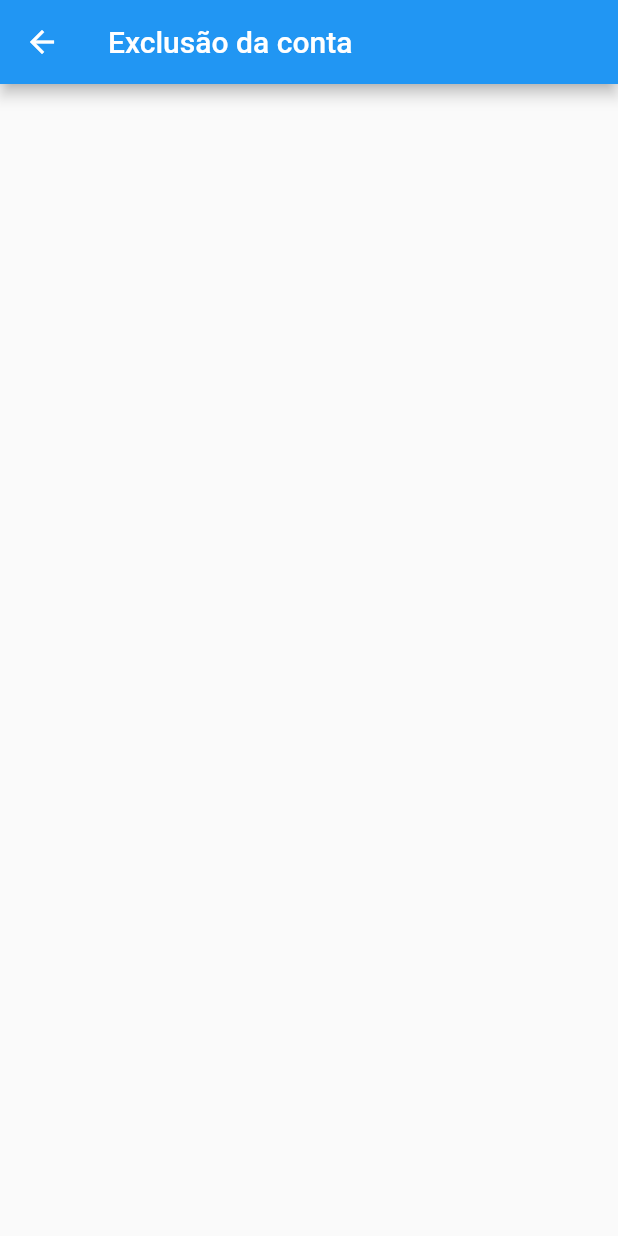
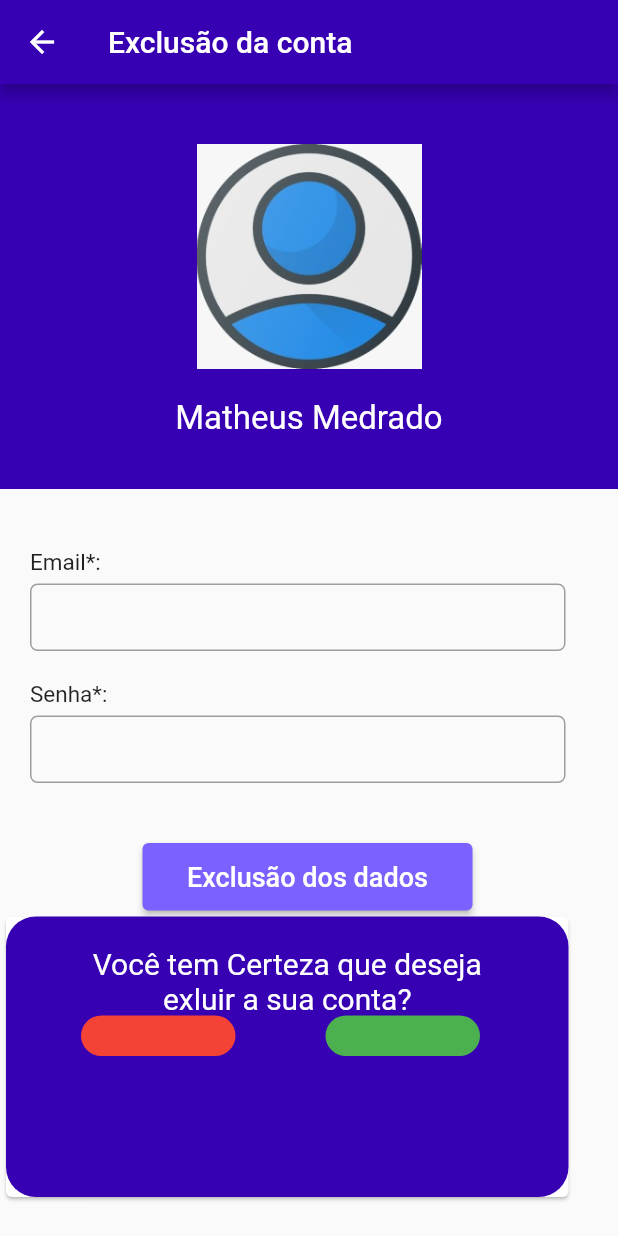
Before and after one commit to MathMedrado/procure_aqui, a Flutter app: the UserProfilePage widget shown alone on an empty page, opened directly, after a tap on "Exclusão da conta", on a phone screen of 412 x 824 dp. Run offline on Flutter 3.47's test engine with Material 2 defaults, Android fonts, the light colour scheme and no system bars; missing offline and left inert: app_bar_with_search_switch.

Commit message:
adicionando opções do usuario

```diff
--- a/frontend/procure_aqui/lib/components/smallPurpleButton.dart
+++ b/frontend/procure_aqui/lib/components/smallPurpleButton.dart
@@ -8,7 +8,7 @@ class smallPurpleButton extends StatelessWidget {
   Widget build(BuildContext context) {
     return Container(
             width: 148,
-            height: 40,
+            height: 50,
             margin: EdgeInsets.only(left: 30, top: 20),
             child:
               ElevatedButton(
--- a/frontend/procure_aqui/lib/pages/UserProfile.dart
+++ b/frontend/procure_aqui/lib/pages/UserProfile.dart
@@ -92,8 +92,12 @@ class UserProfilePage extends StatelessWidget {
                 userInformationInRow(stateInformation, user.getState),
               ],
             ),
-            userInputButton(Color(0xFF7B61FF), 'Atualizar Dados', (){}),
-            userInputButton(Color(0xFFadd8e6), 'Sair da conta', (){}),
+            userInputButton(Color(0xFF7B61FF), 'Atualizar Dados', (){
+                            Navigator.of(context).pushNamed('/UserEditProfile');
+            }),
+            userInputButton(Color(0xFFadd8e6), 'Sair da conta', (){
+              Navigator.of(context).pushNamed('/UserEditProfile');
+            }),
             userInputButton(Color(0xFFE70101), 'Exclusão da conta', (){
               Navigator.of(context).pushNamed('/UserProfileExclusion', arguments:  user);
             }),
--- /dev/null
+++ b/frontend/procure_aqui/lib/pages/UserProfileExclusion.dart
@@ -0,0 +1,182 @@
+import 'package:flutter/material.dart';
+import 'package:procure_aqui/models/user.dart';
+import 'package:procure_aqui/components/userPhoto.dart';
+
+class UserProfileExclusion extends StatefulWidget {
+  const UserProfileExclusion( {required this.user, super.key});
+
+  final User user;
+
+
+  @override
+  State<UserProfileExclusion> createState() => _UserProfileExclusionState();
+}
+
+class _UserProfileExclusionState extends State<UserProfileExclusion> {
+
+  final emailController = TextEditingController();
+  final passwordController = TextEditingController();
+  String? email;
+  String? password;
+
+  _submitExclusion(){
+    email = emailController.text;
+    password = passwordController.text;
+    print(email);
+    print(password);
+  }
+
+  Widget _buildPopUpCard(){
+    return Card(
+      child:  Container(
+        padding: EdgeInsets.all(20),
+        width: 375,
+        height: 187,
+        decoration: BoxDecoration(
+          borderRadius: BorderRadius.all(Radius.circular(20)),
+          color: Color(0xFF3700B3),
+        ),
+        child: Column(
+          children: [
+            Container(
+              width: 260,
+              child: Text(
+                'Você tem Certeza que deseja exluir a sua conta?',
+                textAlign: TextAlign.center,
+                style: TextStyle(
+                  fontSize: 20,
+                  color: Colors.white,
+                ),
+              ),
+            ),
+            Row(
+              children: [
+                Container(
+                  margin: EdgeInsets.only(left: 30),
+                  width: 103,
+                  height: 27,
+                  decoration: BoxDecoration(
+                    borderRadius: BorderRadius.all(Radius.circular(20)),
+                    color: Colors.red,
+                  ),
+                ),
+                Container(
+                  margin: EdgeInsets.only(left: 60),
+                  width: 103,
+                  height: 27,
+                  decoration: BoxDecoration(
+                    borderRadius: BorderRadius.all(Radius.circular(20)),
+                    color: Colors.green
+                  ),
+
+                )
+              ],
+            )
+          ],
+        ),
+      ),
+    );
+  }
+
+  @override
+  Widget build(BuildContext context) {
+    return Scaffold(
+      appBar: AppBar(
+        backgroundColor: Color(0xFF3700B3),
+        title: Text('Exclusão da conta'),
+      ),
+      body: SingleChildScrollView(
+        child: Column(
+          crossAxisAlignment: CrossAxisAlignment.start,
+          children: [
+            Container(
+                width: double.infinity,
+                height: 270,
+                color: Color(0xFF3700B3),
+                child: Column(
+                  children: [
+                    userPhoto('Matheus Medrado')
+                  ],
+                ),
+              ),
+            Container(
+              margin: EdgeInsets.only(left: 20, top: 40),
+              child: Text(
+                'Email*:',
+                style: TextStyle(
+                  fontSize: 15
+                ),
+              )
+            ),
+            Container(
+              margin: EdgeInsets.only(left: 20, top: 5),
+              padding: EdgeInsets.only(left: 5),
+              width: 357,
+              height: 45,
+              decoration: BoxDecoration(
+                borderRadius: BorderRadius.all(Radius.circular(5)),
+                border: Border.all(color: Colors.grey)
+              ),
+              child: TextField(
+                controller: emailController,
+                 decoration: InputDecoration(
+                  border: InputBorder.none,
+                ),
+              )
+            ),
+            Container(
+              margin: EdgeInsets.only(left: 20, top: 20),
+              child: Text(
+                'Senha*:',
+                style: TextStyle(
+                  fontSize: 15
+                ),
+
+                )
+            ),
+            Container(
+              margin: EdgeInsets.only(left: 20, top: 5),
+              width: 357,
+              height: 45,
+              padding: EdgeInsets.only(left: 5),
+              decoration: BoxDecoration(
+                borderRadius: BorderRadius.all(Radius.circular(5)),
+                border: Border.all(color: Colors.grey)
+              ),
+               child: TextField(
+                 controller: passwordController,
+                 obscureText: true,
+                 style: TextStyle(
+                  fontSize: 18
+                 ),
+                  decoration: InputDecoration(
+                   border: InputBorder.none,
+                 ),
+               )
+            ),
+            Container(
+              width: 220,
+              height: 45,
+              margin: EdgeInsets.only(left: 95, top: 40),
+              child: ElevatedButton(
+                  style: ButtonStyle(
+                    backgroundColor: MaterialStatePropertyAll(Color(0xFF7B61FF)),
+                  ),
+                 child: Text(
+                  'Exclusão dos dados',
+                  style: TextStyle(
+                    fontSize: 18
+                  ),
+                  ),
+                onPressed: (){
+                  _submitExclusion();
+                }
+              ),
+            ),
+            _buildPopUpCard()
+          ],
+        ),
+      ),
+    );
+  }
+}
--- a/frontend/procure_aqui/lib/pages/UserProfileExlusion.dart
+++ /dev/null
@@ -1,23 +0,0 @@
-import 'package:flutter/material.dart';
-import 'package:procure_aqui/models/user.dart';
-
-class UserProfileExclusion extends StatefulWidget {
-  const UserProfileExclusion( {required this.user, super.key});
-
-  final User user;
-
-
-  @override
-  State<UserProfileExclusion> createState() => _UserProfileExclusionState();
-}
-
-class _UserProfileExclusionState extends State<UserProfileExclusion> {
-  @override
-  Widget build(BuildContext context) {
-    return Scaffold(
-      appBar: AppBar(
-        title: Text('Exclusão da conta'),
-      ),
-    );
-  }
-}
--- a/frontend/procure_aqui/lib/pages/productHomePage.dart
+++ b/frontend/procure_aqui/lib/pages/productHomePage.dart
@@ -114,7 +114,7 @@ class _productHomePageState extends State<productHomePage> {
   @override
   Widget build(BuildContext context) {
     return ElevatedButton(
-                  child:  Text(
+                  child: Text(
                     'Selecionar',
                     style: TextStyle(
                       fontSize: 18,
--- a/frontend/procure_aqui/lib/route_generator.dart
+++ b/frontend/procure_aqui/lib/route_generator.dart
@@ -4,9 +4,11 @@ import 'package:procure_aqui/pages/HomePage.dart';
 import 'package:procure_aqui/pages/LoginPage.dart';
 import 'package:procure_aqui/pages/UserFormPage.dart';
 import 'package:procure_aqui/pages/UserProfile.dart';
-import 'package:procure_aqui/pages/UserProfileExlusion.dart';
+import 'package:procure_aqui/pages/UserProfileExclusion.dart';
 import 'package:procure_aqui/pages/newUserFormPage.dart';
+import 'package:procure_aqui/pages/userEditProfile.dart';
 import 'package:procure_aqui/pages/appHome.dart';
+import 'package:procure_aqui/pages/userEditProfile.dart';
 import 'models/user.dart';
 
 import 'main.dart';
@@ -40,6 +42,8 @@ class routeGenerator{
             );
         }
         return _errorRoute();
+      case '/UserEditProfile':
+        return MaterialPageRoute( builder: (_) => UserEditProfile());
       default:
         return _errorRoute();
     }
```
Also changed, not shown: frontend/procure_aqui/lib/pages/userEditProfile.dart (added, +330 -0 lines).
